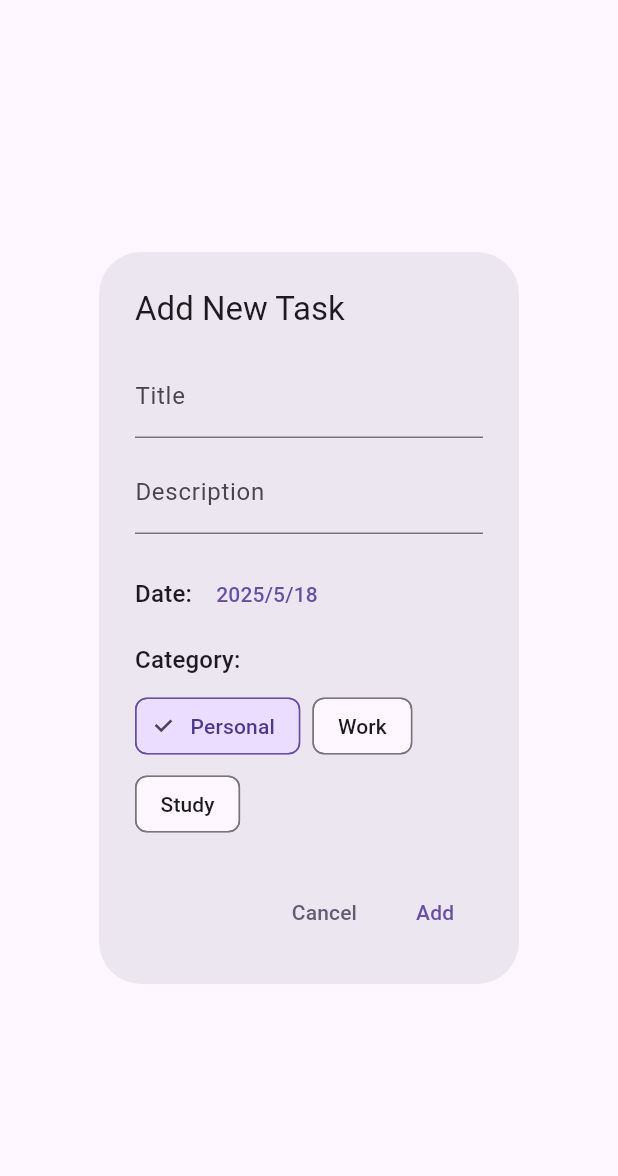
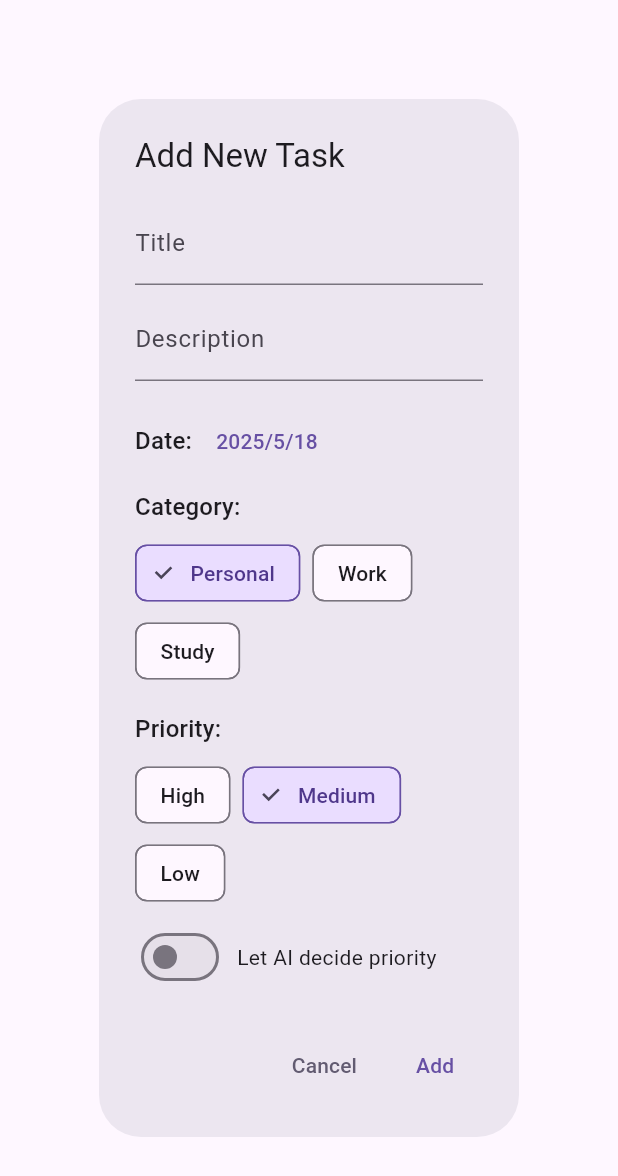
Before and after one commit to syedzubairrizwan/prodigenius_application, a Flutter app: the AddTaskDialog widget shown alone on an empty page, opened directly, on a phone screen of 412 x 824 dp. Shown: the top 1176 px of the screen. Run offline on Flutter 3.47's test engine with Material 3 defaults, Android fonts, the phone set to English and light mode, and no system bars; our stand-ins replace firebase_auth, firebase_core, flutter_bloc, freezed_annotation; accounts and stored records are empty.

Commit message:
these are all the changes i made to the code

```diff
--- a/lib/cubit/task_cubit.dart
+++ b/lib/cubit/task_cubit.dart
@@ -22,6 +22,8 @@ class TaskCubit extends Cubit<TaskState> {
                   description: task.description,
                   date: task.date,
                   isCompleted: !task.isCompleted,
+                  priority: task.priority,
+                  letAIDecide: task.letAIDecide,
                 );
               }
               return task;
--- a/lib/models/Task_modal.dart
+++ b/lib/models/Task_modal.dart
@@ -9,6 +9,8 @@ class Task {
   DateTime? date;
   String? description;
   bool isCompleted;
+  String? priority; // High, Medium, Low
+  bool letAIDecide;
 
   // Properties derived from category, no longer stored directly
   // IconData? icon;
@@ -23,6 +25,8 @@ class Task {
     this.description,
     this.date,
     this.isCompleted = false,
+    this.priority,
+    this.letAIDecide = false,
   });
 
   // Getter for icon based on category
--- a/lib/screens/Add_Task_Dialog.dart
+++ b/lib/screens/Add_Task_Dialog.dart
@@ -23,8 +23,11 @@ class _AddTaskDialogState extends State<AddTaskDialog> {
 
   late DateTime _selectedDate;
   String _selectedCategory = 'Personal';
+  String _selectedPriority = 'Medium';
+  bool _letAIDecide = false;
 
   final List<String> _categoryOptions = ['Personal', 'Work', 'Study'];
+  final List<String> _priorityOptions = ['High', 'Medium', 'Low'];
 
   @override
   void initState() {
@@ -46,9 +49,15 @@ class _AddTaskDialogState extends State<AddTaskDialog> {
         selectedDate: _selectedDate,
         selectedCategory: _selectedCategory,
         categoryOptions: _categoryOptions,
+        selectedPriority: _selectedPriority,
+        priorityOptions: _priorityOptions,
         onDateChanged: (date) => setState(() => _selectedDate = date),
         onCategoryChanged:
             (category) => setState(() => _selectedCategory = category),
+        onPriorityChanged:
+            (priority) => setState(() => _selectedPriority = priority),
+        letAIDecide: _letAIDecide,
+        onAIDecideChanged: (value) => setState(() => _letAIDecide = value),
       ),
       actions: [
         TextButton(
@@ -67,6 +76,8 @@ class _AddTaskDialogState extends State<AddTaskDialog> {
                   category: TaskCategory.fromJson(
                     _selectedCategory.toLowerCase(),
                   ),
+                  priority: _letAIDecide ? null : _selectedPriority,
+                  letAIDecide: _letAIDecide,
                 ),
               );
               Navigator.pop(context);
@@ -94,8 +105,13 @@ class _TaskFormContent extends StatelessWidget {
     required this.selectedDate,
     required this.selectedCategory,
     required this.categoryOptions,
+    required this.selectedPriority,
+    required this.priorityOptions,
     required this.onDateChanged,
     required this.onCategoryChanged,
+    required this.onPriorityChanged,
+    required this.letAIDecide,
+    required this.onAIDecideChanged,
   });
 
   final GlobalKey<FormState> formKey;
@@ -104,8 +120,13 @@ class _TaskFormContent extends StatelessWidget {
   final DateTime selectedDate;
   final String selectedCategory;
   final List<String> categoryOptions;
+  final String selectedPriority;
+  final List<String> priorityOptions;
   final ValueChanged<DateTime> onDateChanged;
   final ValueChanged<String> onCategoryChanged;
+  final ValueChanged<String> onPriorityChanged;
+  final bool letAIDecide;
+  final ValueChanged<bool> onAIDecideChanged;
 
   @override
   Widget build(BuildContext context) {
@@ -169,6 +190,16 @@ class _TaskFormContent extends StatelessWidget {
               categoryOptions: categoryOptions,
               onCategoryChanged: onCategoryChanged,
             ),
+            const SizedBox(height: 16),
+            Text('Priority:', style: textTheme.titleMedium),
+            const SizedBox(height: 8),
+            _PriorityPicker(
+              selectedPriority: selectedPriority,
+              priorityOptions: priorityOptions,
+              onPriorityChanged: onPriorityChanged,
+              letAIDecide: letAIDecide,
+              onAIDecideChanged: onAIDecideChanged,
+            ),
           ],
         ),
       ),
@@ -224,3 +255,72 @@ class _CategoryPicker extends StatelessWidget {
     );
   }
 }
+
+class _PriorityPicker extends StatelessWidget {
+  const _PriorityPicker({
+    required this.selectedPriority,
+    required this.priorityOptions,
+    required this.onPriorityChanged,
+    required this.letAIDecide,
+    required this.onAIDecideChanged,
+  });
+
+  final String selectedPriority;
+  final List<String> priorityOptions;
+  final ValueChanged<String> onPriorityChanged;
+  final bool letAIDecide;
+  final ValueChanged<bool> onAIDecideChanged;
+
+  @override
+  Widget build(BuildContext context) {
+    final textTheme = Theme.of(context).textTheme;
+    final colorScheme = Theme.of(context).colorScheme;
+
+    return Column(
+      crossAxisAlignment: CrossAxisAlignment.start,
+      children: [
+        Wrap(
+          spacing: 8.0,
+          runSpacing: 4.0,
+          children:
+              priorityOptions.map((priority) {
+                final bool isSelected = selectedPriority == priority;
+                return ChoiceChip(
+                  label: Text(priority),
+                  selected: isSelected && !letAIDecide,
+                  onSelected: (selected) {
+                    if (selected) {
+                      onPriorityChanged(priority);
+                    }
+                  },
+                  selectedColor: colorScheme.primaryContainer,
+                  labelStyle: TextStyle(
+                    color:
+                        isSelected && !letAIDecide
+                            ? colorScheme.onPrimaryContainer
+                            : colorScheme.onSurface,
+                  ),
+                  shape: RoundedRectangleBorder(
+                    borderRadius: BorderRadius.circular(8),
+                    side: BorderSide(
+                      color:
+                          isSelected && !letAIDecide
+                              ? colorScheme.primary
+                              : colorScheme.outline,
+                    ),
+                  ),
+                );
+              }).toList(),
+        ),
+        const SizedBox(height: 8),
+        Row(
+          children: [
+            Switch(value: letAIDecide, onChanged: onAIDecideChanged),
+            const SizedBox(width: 8),
+            Text('Let AI decide priority', style: textTheme.bodyMedium),
+          ],
+        ),
+      ],
+    );
+  }
+}
--- a/lib/screens/HomePage.dart
+++ b/lib/screens/HomePage.dart
@@ -1,5 +1,5 @@
 import 'package:flutter/material.dart';
-//import 'package:prodigenius_application/providers/task_provider.dart';
+import 'package:prodigenius_application/providers/task_provider.dart';
 //import 'package:prodigenius_application/screens/Calendar_Screen.dart';
 import 'package:prodigenius_application/screens/MenuPage.dart';
 import 'package:prodigenius_application/screens/add_task_dialog.dart';
--- a/lib/screens/LoginScreen.dart
+++ b/lib/screens/LoginScreen.dart
@@ -25,8 +25,8 @@ class _LoginScreenState extends State<LoginScreen> {
 
   void _login() {
     if (_emailController.text.isEmpty || _passwordController.text.isEmpty) {
-      context.read<AuthCubit>().emit(
-        AuthState.error('Email and password are required.'),
+      ScaffoldMessenger.of(context).showSnackBar(
+        const SnackBar(content: Text('Email and password are required.')),
       );
       return;
     }
```
Also changed, not shown: lib/main.dart (+6 -1 lines), lib/screens/SignupScreen.dart (+58 -22 lines).
